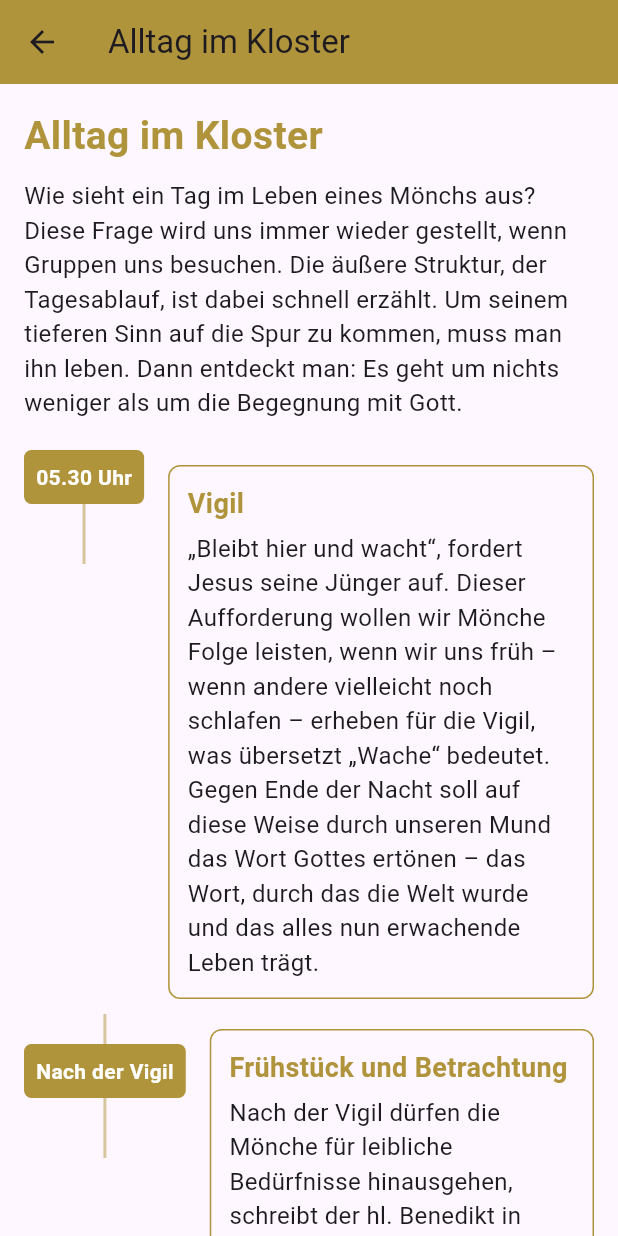
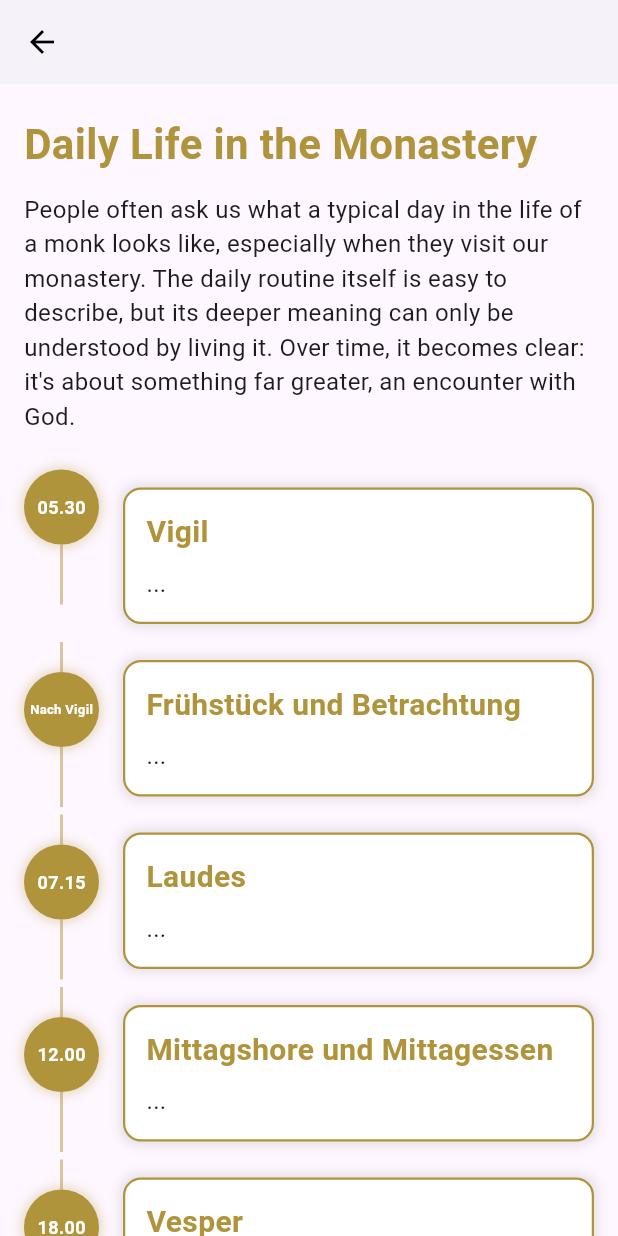
Before and after one commit to ChrisKorte55/app_einsiedeln, a Flutter app: the AllTagImKloster screen opened directly, on a phone screen of 412 x 824 dp. Run offline on Flutter 3.47's test engine with Material 3 defaults, Android fonts, the phone set to English and light mode, and no system bars; our stand-ins replace carousel_slider, csv, flutter_widget_from_html; generated files the repository leaves out were written again.

Commit message:
Alltag im Kloster Page working, still needs localization added

```diff
--- a/lib/I10n/intl_de.arb
+++ b/lib/I10n/intl_de.arb
@@ -15,6 +15,7 @@
   "spiritualTour" : "Religöse Tour",
   "historicalTour" : "Geschichte Tour",
   "alltagImKloster" : "Alltag im Kloster",
+  "alltagImKlosterIntro" : "Wie sieht denn ein Tag im Leben eines Mönchs aus? Diese Frage wird uns immer wieder gestellt, wenn Gruppen uns besuchen. Die äussere Struktur, der Tagesablauf, ist dabei schnell erzählt. Um seinem tieferen Sinn auf die Spur zu kommen, muss man ihn leben. Dann entdeckt man: Es geht um nichts weniger als um die Begegnung mit Gott.",
   "historyPage" : "Kloster Geschichte",
   "gemeinschaft" : "Gemeinschaft"
 
--- a/lib/I10n/intl_en.arb
+++ b/lib/I10n/intl_en.arb
@@ -14,6 +14,7 @@
   "spiritualTour" : "Religious Tour",
   "historicalTour" : "History Tour",
   "alltagImKloster" : "Daily Life in the Monastery",
+  "alltagImKlosterIntro" : "People often ask us what a typical day in the life of a monk looks like, especially when they visit our monastery. The daily routine itself is easy to describe, but its deeper meaning can only be understood by living it. Over time, it becomes clear: it's about something far greater, an encounter with God.",
   "historyPage" : "Monastery History",
   "gemeinschaft" : "Our Community"
 }
--- a/lib/views/alltag_im_kloster.dart
+++ b/lib/views/alltag_im_kloster.dart
@@ -1,82 +1,70 @@
 import 'package:flutter/material.dart';
+import 'package:flutter_gen/gen_l10n/app_localizations.dart';
 
 class AllTagImKloster extends StatelessWidget {
   final Color primaryColor = Color.fromRGBO(176, 148, 60, 1); // Updated Color
 
   @override
   Widget build(BuildContext context) {
+    final appLoc = AppLocalizations.of(context)!;
     return Scaffold(
       appBar: AppBar(
-        title: Text('Alltag im Kloster'),
-        backgroundColor: primaryColor,
+        title: Text(
+          ' ',
+          style: TextStyle(color: primaryColor, fontWeight: FontWeight.bold),
+        ),
+        backgroundColor: Colors.white,
+        iconTheme: IconThemeData(color: Colors.black),
+        elevation: 2,
       ),
       body: SingleChildScrollView(
-        padding: EdgeInsets.all(16.0),
+        padding: EdgeInsets.symmetric(horizontal: 16, vertical: 20),
         child: Column(
           crossAxisAlignment: CrossAxisAlignment.start,
           children: [
             Text(
-              'Alltag im Kloster',
+              appLoc.alltagImKloster,
               style: TextStyle(
-                fontSize: 26,
+                fontSize: 28,
                 fontWeight: FontWeight.bold,
                 color: primaryColor,
               ),
             ),
-            SizedBox(height: 10),
+            SizedBox(height: 12),
             Text(
-              'Wie sieht ein Tag im Leben eines Mönchs aus? Diese Frage wird uns immer wieder gestellt, wenn Gruppen uns besuchen. '
-              'Die äußere Struktur, der Tagesablauf, ist dabei schnell erzählt. Um seinem tieferen Sinn auf die Spur zu kommen, muss man ihn leben. '
-              'Dann entdeckt man: Es geht um nichts weniger als um die Begegnung mit Gott.',
+              appLoc.alltagImKlosterIntro,
               style: TextStyle(fontSize: 16),
             ),
-            SizedBox(height: 20),
-            _buildTimelineEvent(
-              time: '05.30 Uhr',
-              title: 'Vigil',
-              description:
-                  '„Bleibt hier und wacht“, fordert Jesus seine Jünger auf. '
-                  'Dieser Aufforderung wollen wir Mönche Folge leisten, wenn wir uns früh – wenn andere vielleicht noch schlafen – erheben für die Vigil, was übersetzt „Wache“ bedeutet. '
-                  'Gegen Ende der Nacht soll auf diese Weise durch unseren Mund das Wort Gottes ertönen – das Wort, durch das die Welt wurde und das alles nun erwachende Leben trägt.',
-              isFirst: true,
-            ),
-            _buildTimelineEvent(
-              time: 'Nach der Vigil',
-              title: 'Frühstück und Betrachtung',
-              description:
-                  'Nach der Vigil dürfen die Mönche für leibliche Bedürfnisse hinausgehen, schreibt der hl. Benedikt in seiner Regel. '
-                  'Nebst der morgendlichen Toilette gehört dazu auch die leibliche Stärkung für den nun angebrochenen Tag. '
-                  'Weil aber der Mensch nicht nur Leib, sondern auch Seele und Geist ist, brauchen auch Letztere eine ihnen gemäße Nahrung.',
-            ),
-            _buildTimelineEvent(
-              time: '07.15 Uhr',
-              title: 'Laudes',
-              description:
-                  'Etwas später am Morgen versammeln sich die Mönche wiederum zum gemeinsamen Gebet im Chor der Kirche. '
-                  'Laudes – Gott loben im Gedenken an die Auferstehung, an das Aufgehen des Lichtes über der Dunkelheit des Todes: das ist die Laudes.',
-            ),
-            _buildTimelineEvent(
-              time: '12.00 Uhr',
-              title: 'Mittagshore und Mittagessen',
-              description:
-                  'Am Mittag wird die Sext, das Mittagsgebet, gesprochen. Anschließend versammelt sich die Gemeinschaft zum gemeinsamen Mittagessen.',
-            ),
-            _buildTimelineEvent(
-              time: '18.00 Uhr',
-              title: 'Vesper',
-              description:
-                  'Am Abend versammeln sich die Mönche zur Vesper, dem Abendgebet, um den Tag vor Gott zu beschließen.',
-            ),
-            _buildTimelineEvent(
-              time: '20.00 Uhr',
-              title: 'Komplet',
-              description:
-                  'Bevor die Nacht beginnt, beten die Mönche die Komplet, das Nachtgebet, und verabschieden sich in die Stille der Nacht.',
-              isLast: true,
-            ),
+            SizedBox(height: 24),
+            _buildTimeline(),
           ],
         ),
       ),
+    );
+  }
+
+  Widget _buildTimeline() {
+    List<Map<String, String>> events = [
+      {'time': '05.30', 'title': 'Vigil', 'description': '...'},
+      {'time': 'Nach Vigil', 'title': 'Frühstück und Betrachtung', 'description': '...'},
+      {'time': '07.15', 'title': 'Laudes', 'description': '...'},
+      {'time': '12.00', 'title': 'Mittagshore und Mittagessen', 'description': '...'},
+      {'time': '18.00', 'title': 'Vesper', 'description': '...'},
+      {'time': '20.00', 'title': 'Komplet', 'description': '...'},
+    ];
+
+    return Column(
+      children: events.asMap().entries.map((entry) {
+        int index = entry.key;
+        Map<String, String> event = entry.value;
+        return _buildTimelineEvent(
+          time: event['time']!,
+          title: event['title']!,
+          description: event['description']!,
+          isFirst: index == 0,
+          isLast: index == events.length - 1,
+        );
+      }).toList(),
     );
   }
 
@@ -92,38 +80,64 @@ class AllTagImKloster extends StatelessWidget {
       children: [
         Column(
           children: [
-            if (!isFirst) Container(height: 20, width: 2, color: primaryColor.withOpacity(0.5)),
+            if (!isFirst)
+              Container(height: 20, width: 2, color: primaryColor.withValues(alpha: 0.5)),
             Container(
-              padding: EdgeInsets.all(8),
+              width: 50,
+              height: 50,
               decoration: BoxDecoration(
                 color: primaryColor,
-                borderRadius: BorderRadius.circular(5),
+                shape: BoxShape.circle,
+                boxShadow: [
+                  BoxShadow(
+                    color: primaryColor.withValues(alpha: 0.3),
+                    blurRadius: 6,
+                    spreadRadius: 2,
+                  )
+                ],
               ),
-              child: Text(
-                time,
-                style: TextStyle(color: Colors.white, fontWeight: FontWeight.bold),
+              alignment: Alignment.center,
+              child: Padding(
+                padding: const EdgeInsets.all(4.0),
+                child: FittedBox(
+                  fit: BoxFit.scaleDown,
+                  child: Text(
+                    time,
+                    textAlign: TextAlign.center,
+                    style: TextStyle(color: Colors.white, fontWeight: FontWeight.bold, fontSize: 12),
+                  ),
+                ),
               ),
             ),
-            if (!isLast) Container(height: 40, width: 2, color: primaryColor.withOpacity(0.5)),
+            if (!isLast)
+              Container(height: 40, width: 2, color: primaryColor.withValues(alpha: 0.5)),
           ],
         ),
         SizedBox(width: 16),
         Expanded(
           child: Container(
-            margin: EdgeInsets.symmetric(vertical: 10),
-            padding: EdgeInsets.all(12),
+            margin: EdgeInsets.symmetric(vertical: 12),
+            padding: EdgeInsets.all(14),
             decoration: BoxDecoration(
-              border: Border.all(color: primaryColor),
-              borderRadius: BorderRadius.circular(8),
+              color: Colors.white,
+              border: Border.all(color: primaryColor, width: 1.5),
+              borderRadius: BorderRadius.circular(12),
+              boxShadow: [
+                BoxShadow(
+                  color: Colors.black.withValues(alpha: 0.1),
+                  blurRadius: 6,
+                  spreadRadius: 2,
+                ),
+              ],
             ),
             child: Column(
               crossAxisAlignment: CrossAxisAlignment.start,
               children: [
                 Text(
                   title,
-                  style: TextStyle(fontSize: 18, fontWeight: FontWeight.bold, color: primaryColor),
+                  style: TextStyle(fontSize: 20, fontWeight: FontWeight.bold, color: primaryColor),
                 ),
-                SizedBox(height: 5),
+                SizedBox(height: 8),
                 Text(
                   description,
                   style: TextStyle(fontSize: 16),
```
